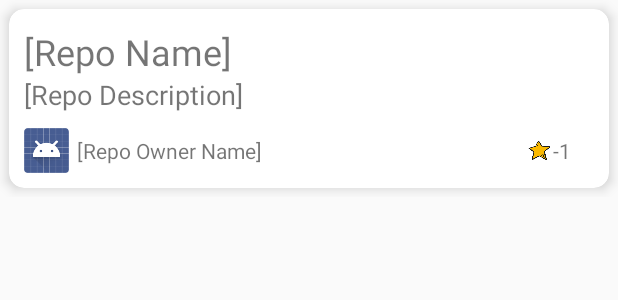
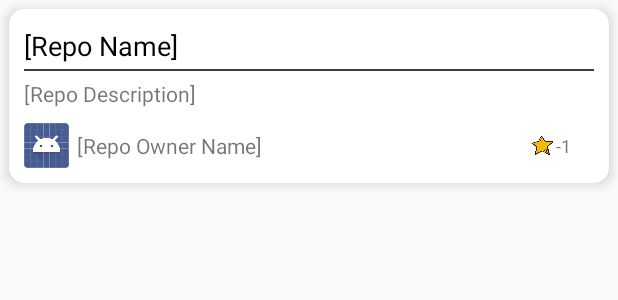
Before and after one commit to ZakBizDever/GitHubStarredRepos, an Android app: the layout repo_item.xml on its own in the app's theme, with its tools: preview values and no code run, on a phone screen of 412 x 824 dp. Shown: the top 300 px of the screen. Run offline under Robolectric (Android 15) with nearby library versions, the phone set to English and light mode, and no system bars; network calls fail.

```diff
--- a/GitRepos/app/src/main/AndroidManifest.xml
+++ b/GitRepos/app/src/main/AndroidManifest.xml
@@ -6,7 +6,7 @@
 
     <application
         android:allowBackup="true"
-        android:icon="@mipmap/ic_launcher_git_octocat_round"
+        android:icon="@mipmap/ic_launcher_foreground_octocat_repo"
         android:label="@string/app_name"
         android:roundIcon="@mipmap/ic_launcher_foreground_octocat_repo"
         android:supportsRtl="true"
--- a/GitRepos/app/src/main/res/layout/activity_main.xml
+++ b/GitRepos/app/src/main/res/layout/activity_main.xml
@@ -35,7 +35,7 @@
             android:layout_height="wrap_content"
             android:layout_centerHorizontal="true"
             android:layout_below="@+id/repoGitApp_txt"
-            android:text="version 1.1.1"
+            android:text="version 1.2.1.0"
             android:textColor="@color/gitHubColorBG"/>
 
 
--- a/GitRepos/app/src/main/res/layout/repo_item.xml
+++ b/GitRepos/app/src/main/res/layout/repo_item.xml
@@ -31,14 +31,22 @@
                 android:layout_width="match_parent"
                 android:layout_height="wrap_content"
                 android:text="[Repo Name]"
-                android:textSize="24sp" />
+                android:textColor="@android:color/background_dark"
+                android:textSize="18sp" />
+
+            <View
+                android:layout_width="match_parent"
+                android:layout_height="1dp"
+                android:background="@color/gitHubColor1"
+                android:layout_marginTop="3dp"/>
 
             <TextView
                 android:id="@+id/repoDescription_txt"
                 android:layout_width="match_parent"
                 android:layout_height="wrap_content"
                 android:text="[Repo Description]"
-                android:textSize="18sp" />
+                android:textSize="14sp"
+                android:layout_marginTop="5dp"/>
 
             <RelativeLayout
                 android:layout_width="match_parent"
@@ -50,6 +58,7 @@
                     android:layout_width="30dp"
                     android:layout_height="30dp"
                     android:foregroundGravity="left"
+                    android:layout_centerVertical="true"
                     android:src="@android:drawable/sym_def_app_icon" />
 
                 <TextView
@@ -57,10 +66,10 @@
                     android:layout_width="wrap_content"
                     android:layout_height="wrap_content"
                     android:layout_centerVertical="true"
-                    android:text="[Repo Owner Name]"
+                    android:layout_marginLeft="5dp"
                     android:layout_toRightOf="@+id/repoOwnerAvatar_img"
-                    android:layout_marginLeft="5dp"
-                    android:gravity="center" />
+                    android:gravity="center"
+                    android:text="[Repo Owner Name]" />
 
                 <ImageView
                     android:id="@+id/star"
@@ -80,7 +89,7 @@
                     android:layout_marginRight="15dp"
                     android:gravity="end"
                     android:text="-1"
-                    android:textSize="14sp" />
+                    android:textSize="12sp" />
 
                 <TextView
                     android:id="@+id/repoURL"
```
Also changed, not shown: GitRepos/app/src/main/java/com/hp5/gitrepos/RepositoriesActivity.java (+91 -21 lines).
